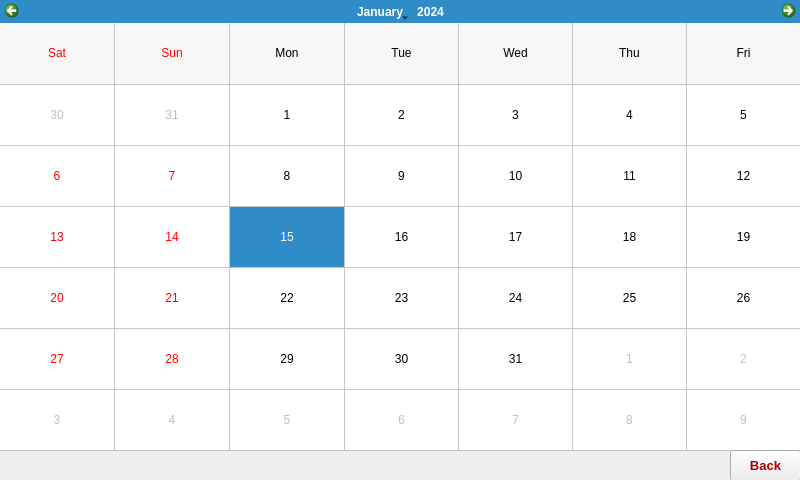
Old version of the form RPI/GUI/UI/Calendar.ui in the repository YehiaEhab16/FOTA_Graduation-Project-2022.
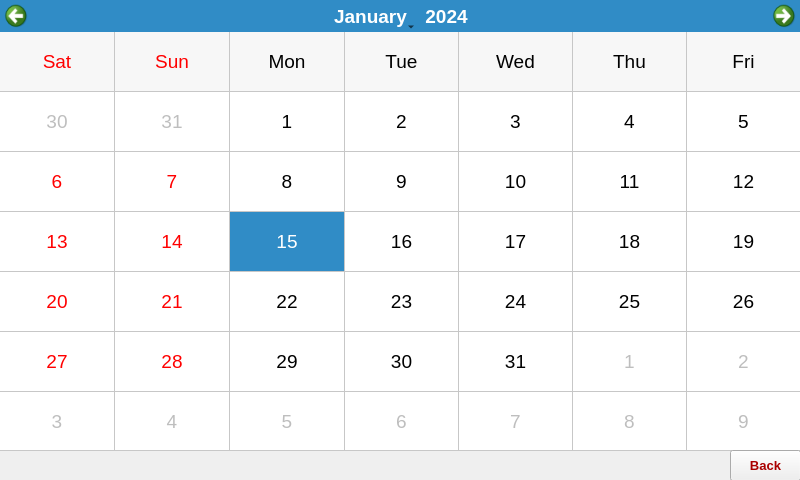
New version of the form. Icons and pictures are not drawn.

What changed in the file:
```diff
--- a/RPI/GUI/UI/Calendar.ui
+++ b/RPI/GUI/UI/Calendar.ui
@@ -1266,6 +1266,16 @@
      <height>451</height>
     </rect>
    </property>
+   <property name="font">
+    <font>
+     <pointsize>14</pointsize>
+    </font>
+   </property>
+   <property name="styleSheet">
+    <string notr="true">QToolButton{
+icon-size:25px.25px;
+}</string>
+   </property>
    <property name="firstDayOfWeek">
     <enum>Qt::Saturday</enum>
    </property>
```
Left out of the diff: 3 changed lines with no effect on the pictures.
